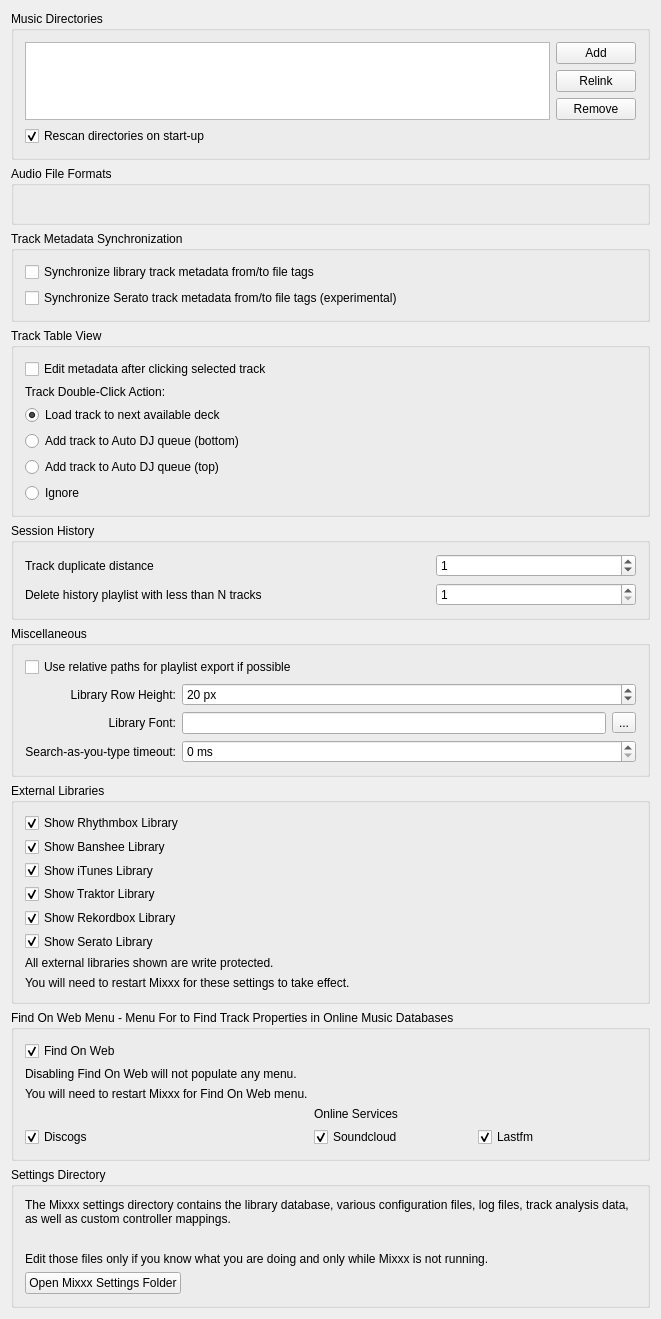
fatihemreyildiz/mixxx, file src/preferences/dialog/dlgpreflibrarydlg.ui: the form before one commit.
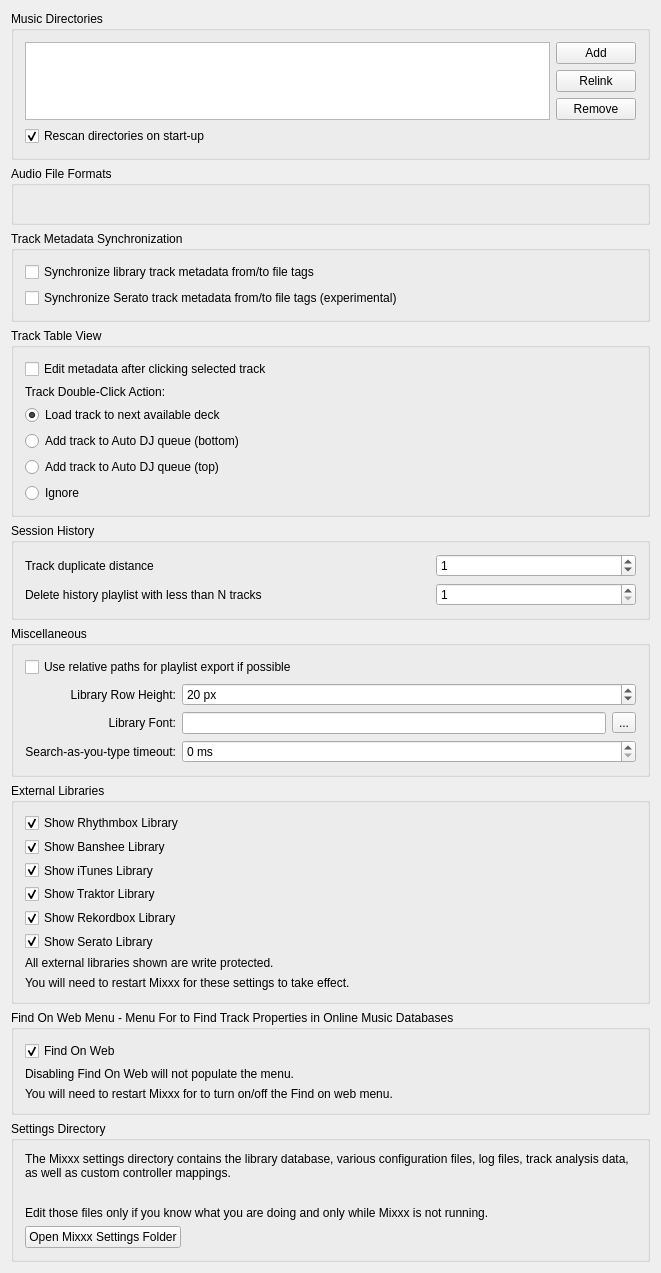
The form after the commit.

Commit message: findonwebmenufactory: services preferences deleted

The edit to the form file:
```diff
--- a/src/preferences/dialog/dlgpreflibrarydlg.ui
+++ b/src/preferences/dialog/dlgpreflibrarydlg.ui
@@ -471,51 +471,14 @@
       <item row="1" column="0">
        <widget class="QLabel" name="label_description_show_findonwebmenu">
         <property name="text">
-         <string>Disabling Find On Web will not populate any menu.</string>
+         <string>Disabling Find On Web will not populate the menu.</string>
         </property>
        </widget>
       </item>
       <item row="2" column="0">
        <widget class="QLabel" name="label_description_findonweb_2">
         <property name="text">
-         <string>You will need to restart Mixxx for Find On Web menu.</string>
-        </property>
-       </widget>
-      </item>
-      <item row="3" column="1">
-       <widget class="QLabel" name="label_description_findonweb_3">
-        <property name="text">
-         <string>Online Services</string>
-        </property>
-       </widget>
-      </item>
-      <item row="4" column="0">
-       <widget class="QCheckBox" name="checkBox_show_discogsmenu">
-        <property name="text">
-         <string>Discogs</string>
-        </property>
-        <property name="checked">
-         <bool>true</bool>
-        </property>
-       </widget>
-      </item>
-      <item row="4" column="1">
-       <widget class="QCheckBox" name="checkBox_show_soundcloudmenu">
-        <property name="text">
-         <string>Soundcloud</string>
-        </property>
-        <property name="checked">
-         <bool>true</bool>
-        </property>
-       </widget>
-      </item>
-      <item row="4" column="2">
-       <widget class="QCheckBox" name="checkBox_show_lastfmmenu">
-        <property name="text">
-         <string>Lastfm</string>
-        </property>
-        <property name="checked">
-         <bool>true</bool>
+         <string>You will need to restart Mixxx for to turn on/off the Find on web menu.</string>
         </property>
        </widget>
       </item>
```
Left out of the diff: 3 changed lines with no effect on the pictures. The commit also changes 4 other files.
